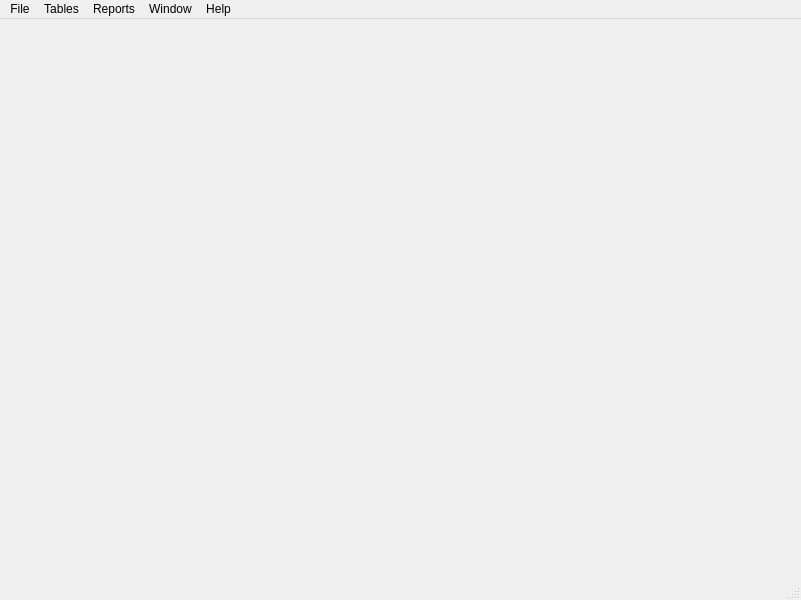
First picture: the form in design_files/window_main.ui, repository elvslv/CompanyDatabase, before the edit.
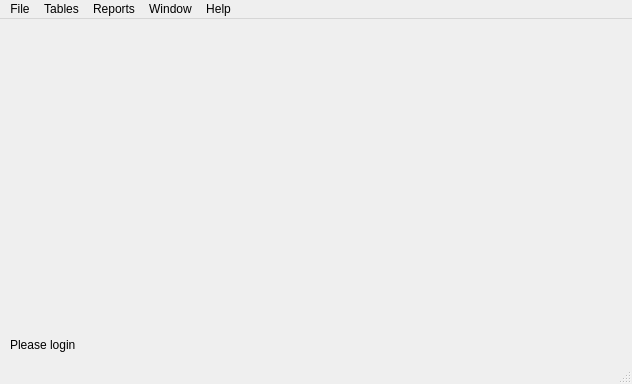
Second picture: the form after the edit.

Commit message: add status bar

What changed in the file:
```diff
--- a/design_files/window_main.ui
+++ b/design_files/window_main.ui
@@ -6,8 +6,8 @@
    <rect>
     <x>0</x>
     <y>0</y>
-    <width>801</width>
-    <height>600</height>
+    <width>632</width>
+    <height>384</height>
    </rect>
   </property>
   <property name="windowTitle">
@@ -16,13 +16,27 @@
   <property name="windowOpacity">
    <double>1.000000000000000</double>
   </property>
-  <widget class="QWidget" name="centralwidget"/>
+  <widget class="QWidget" name="centralwidget">
+   <widget class="QLabel" name="curStateLabel">
+    <property name="geometry">
+     <rect>
+      <x>10</x>
+      <y>310</y>
+      <width>601</width>
+      <height>31</height>
+     </rect>
+    </property>
+    <property name="text">
+     <string>Please login</string>
+    </property>
+   </widget>
+  </widget>
   <widget class="QMenuBar" name="menubar">
    <property name="geometry">
     <rect>
      <x>0</x>
      <y>0</y>
-     <width>801</width>
+     <width>632</width>
      <height>21</height>
     </rect>
    </property>
```
The commit also changes 1 other file.
